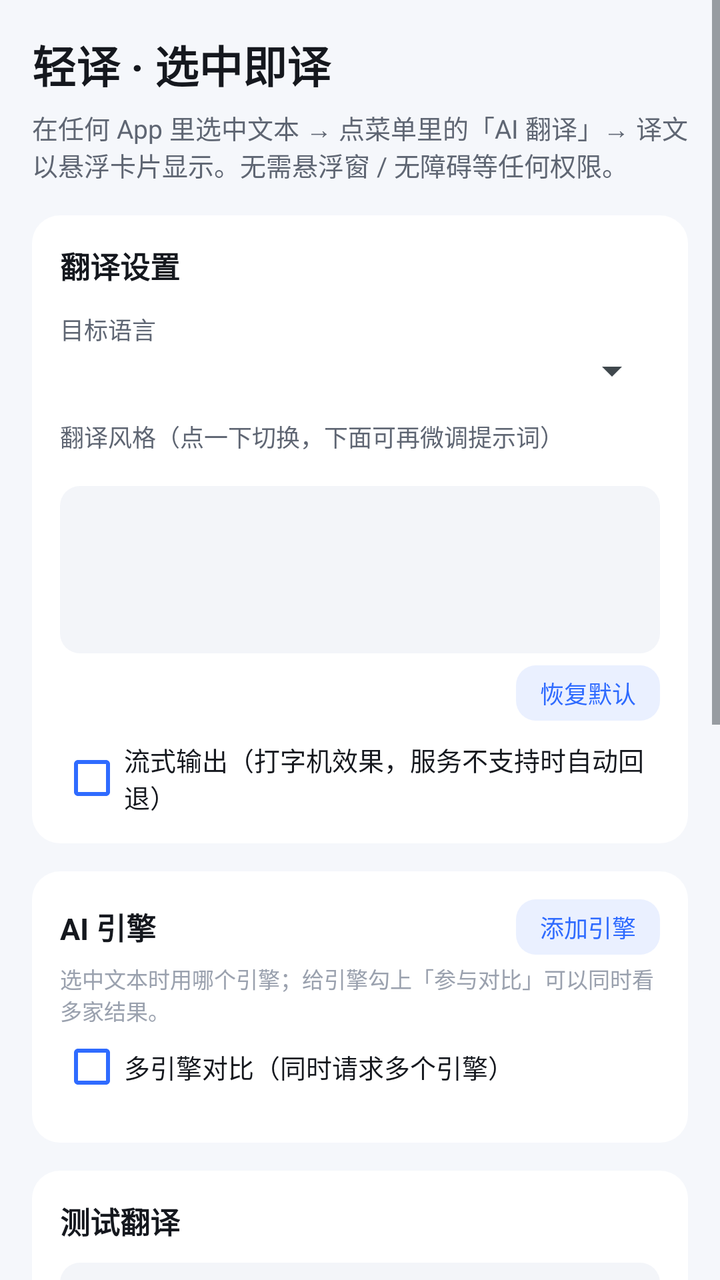
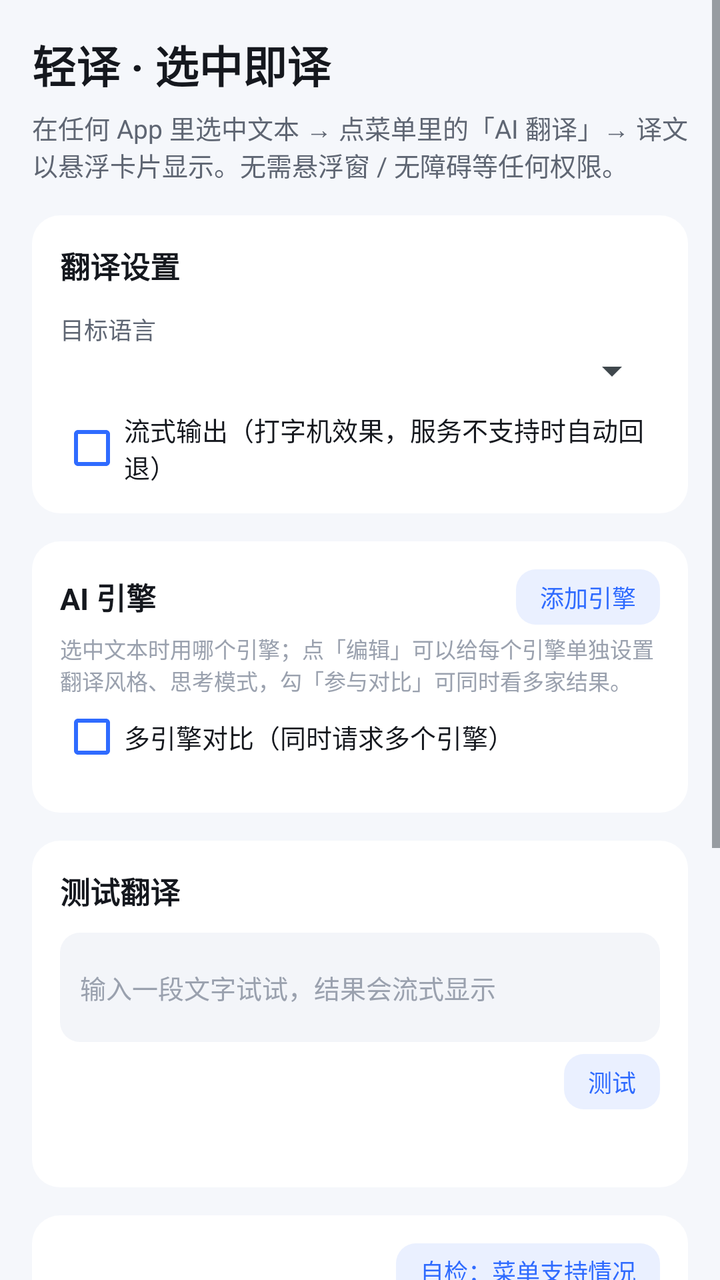

The first picture is an Android layout as it rendered before a commit; the second is the same layout after the commit. The layout source and the unified diff follow.
<!-- AndroidManifest.xml: application theme Theme.LightTrans.Main -->
<!-- res/layout/activity_main.xml -->
<?xml version="1.0" encoding="utf-8"?>
<ScrollView xmlns:android="http://schemas.android.com/apk/res/android"
    android:layout_width="match_parent"
    android:layout_height="match_parent"
    android:background="@color/bg_page"
    android:fitsSystemWindows="true">

    <LinearLayout
        android:layout_width="match_parent"
        android:layout_height="wrap_content"
        android:orientation="vertical"
        android:padding="16dp">

        <TextView
            android:layout_width="match_parent"
            android:layout_height="wrap_content"
            android:text="轻译 · 选中即译"
            android:textColor="@color/text_main"
            android:textSize="22sp"
            android:textStyle="bold" />

        <TextView
            android:layout_width="match_parent"
            android:layout_height="wrap_content"
            android:layout_marginTop="6dp"
            android:text="在任何 App 里选中文本 → 点菜单里的「AI 翻译」→ 译文以悬浮卡片显示。无需悬浮窗 / 无障碍等任何权限。"
            android:textColor="@color/text_sub"
            android:textSize="13sp" />

        

        <LinearLayout
            android:layout_width="match_parent"
            android:layout_height="wrap_content"
            android:layout_marginTop="16dp"
            android:background="@drawable/bg_section"
            android:orientation="vertical"
            android:padding="14dp">

            <TextView
                style="@style/SectionTitle"
                android:text="翻译设置" />

            <TextView
                style="@style/FieldLabel"
                android:text="目标语言" />

            <Spinner
                android:id="@+id/spLang"
                android:layout_width="match_parent"
                android:layout_height="wrap_content" />

            <TextView
                style="@style/FieldLabel"
                android:text="翻译风格（点一下切换，下面可再微调提示词）" />

            <HorizontalScrollView
                android:layout_width="match_parent"
                android:layout_height="wrap_content"
                android:layout_marginTop="6dp"
                android:scrollbars="none">

                <LinearLayout
                    android:id="@+id/boxStyles"
                    android:layout_width="wrap_content"
                    android:layout_height="wrap_content"
                    android:orientation="horizontal" />
            </HorizontalScrollView>

            <EditText
                android:id="@+id/edPrompt"
                android:layout_width="match_parent"
                android:layout_height="wrap_content"
                android:layout_marginTop="10dp"
                android:background="@drawable/bg_input"
                android:gravity="top"
                android:inputType="textMultiLine"
                android:minLines="4"
                android:padding="10dp"
                android:textColor="@color/text_main"
                android:textSize="13sp" />

            <Button
                android:id="@+id/btnResetPrompt"
                style="@style/Btn.Small"
                android:layout_gravity="end"
                android:layout_marginTop="6dp"
                android:text="恢复默认" />

            <CheckBox
                android:id="@+id/cbStream"
                android:layout_width="wrap_content"
                android:layout_height="wrap_content"
                android:layout_marginTop="10dp"
                android:buttonTint="@color/primary"
                android:text="流式输出（打字机效果，服务不支持时自动回退）"
                android:textColor="@color/text_main"
                android:textSize="13sp" />
        </LinearLayout>

        

        <LinearLayout
            android:layout_width="match_parent"
            android:layout_height="wrap_content"
            android:layout_marginTop="14dp"
            android:background="@drawable/bg_section"
            android:orientation="vertical"
            android:padding="14dp">

            <LinearLayout
                android:layout_width="match_parent"
                android:layout_height="wrap_content"
                android:gravity="center_vertical"
                android:orientation="horizontal">

                <TextView
                    style="@style/SectionTitle"
                    android:layout_width="0dp"
                    android:layout_weight="1"
                    android:text="AI 引擎" />

                <Button
                    android:id="@+id/btnAddEngine"
                    style="@style/Btn.Small"
                    android:text="添加引擎" />
            </LinearLayout>

            <TextView
                android:layout_width="match_parent"
                android:layout_height="wrap_content"
                android:layout_marginTop="4dp"
                android:text="选中文本时用哪个引擎；给引擎勾上「参与对比」可以同时看多家结果。"
                android:textColor="@color/text_hint"
                android:textSize="11sp" />

            <CheckBox
                android:id="@+id/cbMulti"
                android:layout_width="wrap_content"
                android:layout_height="wrap_content"
                android:layout_marginTop="4dp"
                android:buttonTint="@color/primary"
                android:text="多引擎对比（同时请求多个引擎）"
                android:textColor="@color/text_main"
                android:textSize="13sp" />

            <LinearLayout
                android:id="@+id/boxEngines"
                android:layout_width="match_parent"
                android:layout_height="wrap_content"
                android:layout_marginTop="8dp"
                android:orientation="vertical" />
        </LinearLayout>

        

        <LinearLayout
            android:layout_width="match_parent"
            android:layout_height="wrap_content"
            android:layout_marginTop="14dp"
            android:background="@drawable/bg_section"
            android:orientation="vertical"
            android:padding="14dp">

            <TextView
                style="@style/SectionTitle"
                android:text="测试翻译" />

            <EditText
                android:id="@+id/edTest"
                android:layout_width="match_parent"
                android:layout_height="wrap_content"
                android:layout_marginTop="10dp"
                android:background="@drawable/bg_input"
                android:hint="输入一段文字试试，结果会流式显示"
                android:inputType="textMultiLine"
                android:minLines="2"
                android:padding="10dp"
                android:textColor="@color/text_main"
                android:textColorHint="@color/text_hint"
                android:textSize="13sp" />

            <Button
                android:id="@+id/btnTest"
                style="@style/Btn.Small"
                android:layout_gravity="end"
                android:layout_marginTop="6dp"
                android:text="测试" />

            <TextView
                android:id="@+id/tvTest"
                android:layout_width="match_parent"
                android:layout_height="wrap_content"
                android:layout_marginTop="6dp"
                android:textColor="@color/text_main"
                android:textIsSelectable="true"
                android:textSize="14sp" />
        </LinearLayout>

        

        <LinearLayout
            android:layout_width="match_parent"
            android:layout_height="wrap_content"
            android:layout_marginTop="14dp"
            android:background="@drawable/bg_section"
            android:orientation="vertical"
            android:padding="14dp">

            <Button
                android:id="@+id/btnSelfCheck"
                style="@style/Btn.Small"
                android:layout_gravity="end"
                android:text="自检：菜单支持情况" />

            <TextView
                android:layout_width="match_parent"
                android:layout_height="wrap_content"
                android:layout_marginTop="8dp"
                android:textColor="@color/text_hint"
                android:textSize="12sp"
                android:text="· 权限：只有 INTERNET(普通权限，安装即授予，不弹窗) —— 悬浮窗/通知/无障碍全都不需要。\n· 三种入口：① 选中文字 → 点菜单里的「轻译」；② 选中 → 分享 →「轻译」；③ 浏览器的翻译图标（ACTION_TRANSLATE 通道）。\n· 原理：文本框的菜单项 = android.intent.action.PROCESS_TEXT；本应用以半透明对话框 Activity 的形式叠加在当前界面之上，看起来像悬浮窗，却不需要任何权限。\n· 菜单里看不到「轻译」时：点多选菜单右侧的 ⋮ 或「更多」，部分系统会把它收进二级菜单；网页里请走「分享」。\n· API Key 只保存在本机 SharedPreferences，请求直达你配置的引擎。\n· 流式输出 / 思考模式 / 翻译风格 都可以在悬浮卡片上即时切换。" />
        </LinearLayout>

    </LinearLayout>
</ScrollView>
<!-- resources referenced by this layout -->
<resources>
  <color name="bg_page">#F5F7FB</color>
  <color name="primary">#2F6BFF</color>
  <color name="text_hint">#9AA1AE</color>
  <color name="text_main">#15181E</color>
  <color name="text_sub">#5F6673</color>
  <!-- drawable bg_input (drawable) -->
  <?xml version="1.0" encoding="utf-8"?>
  <shape xmlns:android="http://schemas.android.com/apk/res/android" android:shape="rectangle">
      <solid android:color="#F3F5F9" />
      <corners android:radius="10dp" />
  </shape>
  <!-- drawable bg_section (drawable) -->
  <?xml version="1.0" encoding="utf-8"?>
  <shape xmlns:android="http://schemas.android.com/apk/res/android" android:shape="rectangle">
      <solid android:color="@color/surface" />
      <corners android:radius="14dp" />
  </shape>
  <style name="Btn.Small">
          <item name="android:textSize">12sp</item>
          <item name="android:paddingStart">12dp</item>
          <item name="android:paddingEnd">12dp</item>
          <item name="android:paddingTop">5dp</item>
          <item name="android:paddingBottom">5dp</item>
      </style>
  <style name="FieldLabel">
          <item name="android:layout_width">match_parent</item>
          <item name="android:layout_height">wrap_content</item>
          <item name="android:layout_marginTop">12dp</item>
          <item name="android:textColor">@color/text_sub</item>
          <item name="android:textSize">12sp</item>
      </style>
  <style name="SectionTitle">
          <item name="android:layout_width">wrap_content</item>
          <item name="android:layout_height">wrap_content</item>
          <item name="android:textColor">@color/text_main</item>
          <item name="android:textSize">15sp</item>
          <item name="android:textStyle">bold</item>
      </style>
  <style name="Theme.LightTrans.Main" parent="@android:style/Theme.DeviceDefault.Light">
          <item name="android:windowBackground">@color/bg_page</item>
      </style>
  <color name="surface">#FFFFFF</color>
</resources>

<!-- the commit's change to res/layout/activity_main.xml (unified diff, before → after) -->
@@ -50,48 +50,11 @@
                 android:layout_width="match_parent"
                 android:layout_height="wrap_content" />
 
-            <TextView
-                style="@style/FieldLabel"
-                android:text="翻译风格（点一下切换，下面可再微调提示词）" />
-
-            <HorizontalScrollView
-                android:layout_width="match_parent"
-                android:layout_height="wrap_content"
-                android:layout_marginTop="6dp"
-                android:scrollbars="none">
-
-                <LinearLayout
-                    android:id="@+id/boxStyles"
-                    android:layout_width="wrap_content"
-                    android:layout_height="wrap_content"
-                    android:orientation="horizontal" />
-            </HorizontalScrollView>
-
-            <EditText
-                android:id="@+id/edPrompt"
-                android:layout_width="match_parent"
-                android:layout_height="wrap_content"
-                android:layout_marginTop="10dp"
-                android:background="@drawable/bg_input"
-                android:gravity="top"
-                android:inputType="textMultiLine"
-                android:minLines="4"
-                android:padding="10dp"
-                android:textColor="@color/text_main"
-                android:textSize="13sp" />
-
-            <Button
-                android:id="@+id/btnResetPrompt"
-                style="@style/Btn.Small"
-                android:layout_gravity="end"
-                android:layout_marginTop="6dp"
-                android:text="恢复默认" />
-
             <CheckBox
                 android:id="@+id/cbStream"
                 android:layout_width="wrap_content"
                 android:layout_height="wrap_content"
-                android:layout_marginTop="10dp"
+                android:layout_marginTop="8dp"
                 android:buttonTint="@color/primary"
                 android:text="流式输出（打字机效果，服务不支持时自动回退）"
                 android:textColor="@color/text_main"
@@ -130,7 +93,7 @@
                 android:layout_width="match_parent"
                 android:layout_height="wrap_content"
                 android:layout_marginTop="4dp"
-                android:text="选中文本时用哪个引擎；给引擎勾上「参与对比」可以同时看多家结果。"
+                android:text="选中文本时用哪个引擎；点「编辑」可以给每个引擎单独设置翻译风格、思考模式，勾「参与对比」可同时看多家结果。"
                 android:textColor="@color/text_hint"
                 android:textSize="11sp" />
 
@@ -219,7 +182,7 @@
                 android:layout_marginTop="8dp"
                 android:textColor="@color/text_hint"
                 android:textSize="12sp"
-                android:text="· 权限：只有 INTERNET(普通权限，安装即授予，不弹窗) —— 悬浮窗/通知/无障碍全都不需要。\n· 三种入口：① 选中文字 → 点菜单里的「轻译」；② 选中 → 分享 →「轻译」；③ 浏览器的翻译图标（ACTION_TRANSLATE 通道）。\n· 原理：文本框的菜单项 = android.intent.action.PROCESS_TEXT；本应用以半透明对话框 Activity 的形式叠加在当前界面之上，看起来像悬浮窗，却不需要任何权限。\n· 菜单里看不到「轻译」时：点多选菜单右侧的 ⋮ 或「更多」，部分系统会把它收进二级菜单；网页里请走「分享」。\n· API Key 只保存在本机 SharedPreferences，请求直达你配置的引擎。\n· 流式输出 / 思考模式 / 翻译风格 都可以在悬浮卡片上即时切换。" />
+                android:text="· 权限：只有 INTERNET(普通权限，安装即授予，不弹窗) —— 悬浮窗/通知/无障碍全都不需要。\n· 三种入口：① 选中文字 → 点菜单里的「轻译」；② 选中 → 分享 →「轻译」；③ 浏览器的翻译图标（ACTION_TRANSLATE 通道）。\n· 原理：文本框的菜单项 = android.intent.action.PROCESS_TEXT；本应用以半透明对话框 Activity 的形式叠加在当前界面之上，看起来像悬浮窗，却不需要任何权限。\n· 菜单里看不到「轻译」时：点多选菜单右侧的 ⋮ 或「更多」，部分系统会把它收进二级菜单；网页里请走「分享」。\n· API Key 只保存在本机 SharedPreferences，请求直达你配置的引擎。\n· 翻译风格与思考模式都是每个引擎各自的设置（「编辑」里改）；悬浮卡片上也能随手切换。" />
         </LinearLayout>
 
     </LinearLayout>
